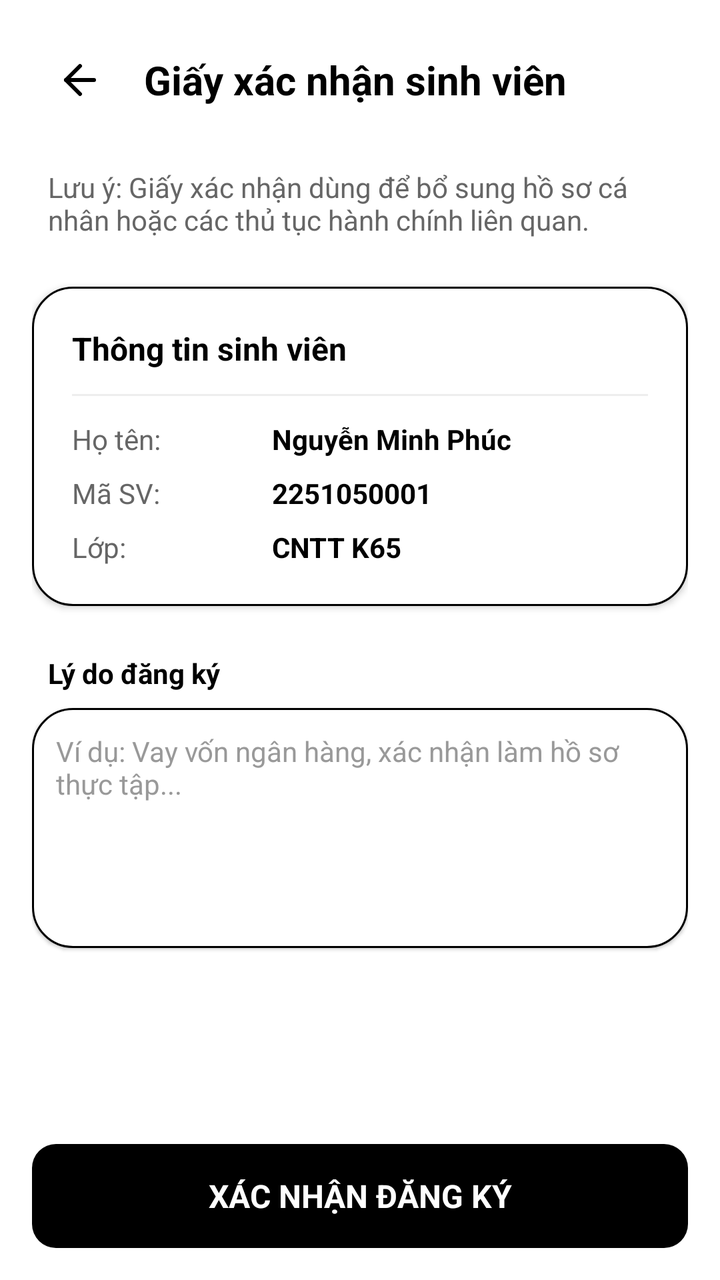
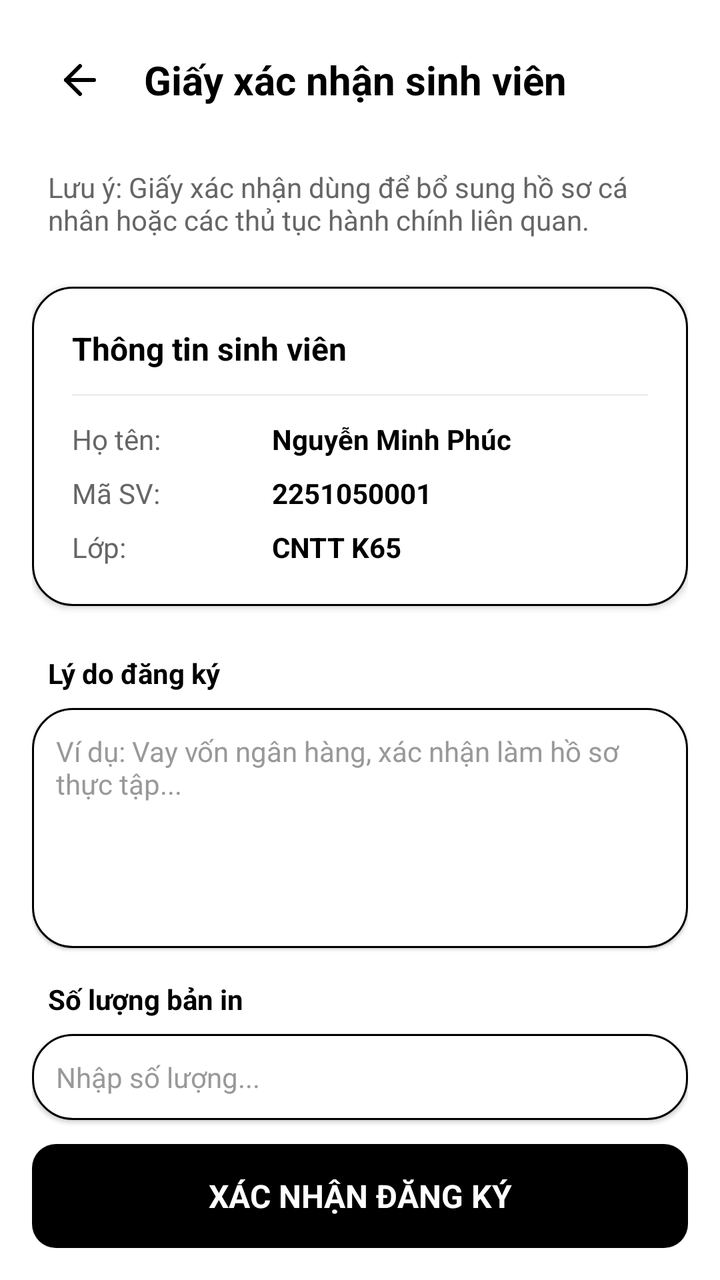

An Android layout rendered at two revisions. The XML below is the earlier revision; the diff shows what the commit changed to produce the second picture.
<!-- AndroidManifest.xml: application theme Theme.UTC2AppReborn -->
<!-- res/layout/activity_student_confirmation.xml -->
<?xml version="1.0" encoding="utf-8"?>
<LinearLayout xmlns:android="http://schemas.android.com/apk/res/android"
    xmlns:app="http://schemas.android.com/apk/res-auto"
    android:layout_width="match_parent"
    android:layout_height="match_parent"
    android:orientation="vertical"
    android:background="@color/white"
    android:padding="16dp">

    <RelativeLayout
        android:layout_width="match_parent"
        android:layout_height="wrap_content"
        android:gravity="center_vertical">

        <ImageButton
            android:id="@+id/btnBack"
            android:layout_width="48dp"
            android:layout_height="48dp"
            android:layout_alignParentStart="true"
            android:layout_centerVertical="true"
            android:background="?attr/selectableItemBackgroundBorderless"
            android:contentDescription="@string/back"
            android:src="@drawable/ic_arrow_left"
            app:tint="@color/black" />

        <TextView
            android:layout_width="wrap_content"
            android:layout_height="wrap_content"
            android:layout_centerVertical="true"
            android:layout_toEndOf="@id/btnBack"
            android:layout_marginStart="8dp"
            android:text="@string/student_confirmation_title"
            android:textColor="@color/black"
            android:textSize="20sp"
            android:textStyle="bold" />
    </RelativeLayout>

    <TextView
        android:layout_width="match_parent"
        android:layout_height="wrap_content"
        android:layout_marginTop="20dp"
        android:layout_marginHorizontal="8dp"
        android:text="@string/student_confirmation_tips"
        android:textColor="@color/gray_text"
        android:textSize="14sp" />

    <LinearLayout
        android:layout_width="match_parent"
        android:layout_height="wrap_content"
        android:layout_marginTop="24dp"
        android:background="@drawable/bg_rounded_white"
        android:padding="20dp"
        android:orientation="vertical"
        android:elevation="2dp">

        <TextView
            android:layout_width="wrap_content"
            android:layout_height="wrap_content"
            android:text="@string/profile_title"
            android:textStyle="bold"
            android:textColor="@color/black"
            android:textSize="16sp"/>

        <View
            android:layout_width="match_parent"
            android:layout_height="1dp"
            android:layout_marginVertical="12dp"
            android:background="@color/divider_gray"/>

        <LinearLayout
            android:layout_width="match_parent"
            android:layout_height="wrap_content"
            android:orientation="horizontal"
            android:layout_marginBottom="8dp">
            <TextView
                android:layout_width="100dp"
                android:layout_height="wrap_content"
                android:text="@string/name_title"
                android:textColor="@color/gray_text" />
            <TextView
                android:id="@+id/txtName"
                android:layout_width="wrap_content"
                android:layout_height="wrap_content"
                android:text="@string/default_name"
                android:textColor="@color/black"
                android:textStyle="bold" />
        </LinearLayout>

        <LinearLayout
            android:layout_width="match_parent"
            android:layout_height="wrap_content"
            android:orientation="horizontal"
            android:layout_marginBottom="8dp">
            <TextView
                android:layout_width="100dp"
                android:layout_height="wrap_content"
                android:text="@string/id_title"
                android:textColor="@color/gray_text" />
            <TextView
                android:id="@+id/txtMSSV"
                android:layout_width="wrap_content"
                android:layout_height="wrap_content"
                android:text="@string/default_mssv"
                android:textColor="@color/black"
                android:textStyle="bold" />
        </LinearLayout>

        <LinearLayout
            android:layout_width="match_parent"
            android:layout_height="wrap_content"
            android:orientation="horizontal">
            <TextView
                android:layout_width="100dp"
                android:layout_height="wrap_content"
                android:text="@string/class_title"
                android:textColor="@color/gray_text" />
            <TextView
                android:id="@+id/txtClass"
                android:layout_width="wrap_content"
                android:layout_height="wrap_content"
                android:text="@string/default_class"
                android:textColor="@color/black"
                android:textStyle="bold" />
        </LinearLayout>
    </LinearLayout>

    <TextView
        android:layout_width="wrap_content"
        android:layout_height="wrap_content"
        android:layout_marginTop="24dp"
        android:layout_marginStart="8dp"
        android:text="@string/student_confirmation_reasons"
        android:textColor="@color/black"
        android:textStyle="bold"
        android:textSize="14sp"/>

    <EditText
        android:id="@+id/edtReason"
        android:layout_width="match_parent"
        android:layout_height="120dp"
        android:layout_marginTop="8dp"
        android:background="@drawable/bg_rounded_white"
        android:gravity="top|start"
        android:hint="@string/student_confirmation_hint"
        android:autofillHints="none"
        android:padding="12dp"
        android:textSize="14sp"
        android:elevation="1dp"
        android:inputType="textMultiLine"
        android:scrollbars="vertical"
        android:textColor="@color/black"
        android:textColorHint="@color/text_hint"/>

    <View
        android:layout_width="match_parent"
        android:layout_height="0dp"
        android:layout_weight="1"/>

    <TextView
        android:id="@+id/btnConfirm"
        android:layout_width="match_parent"
        android:layout_height="52dp"
        android:background="@drawable/bg_button_black"
        android:gravity="center"
        android:text="@string/confirm_registration"
        android:textColor="@color/white"
        android:textStyle="bold"
        android:textSize="16sp" />

</LinearLayout>
<!-- resources referenced by this layout -->
<resources>
  <color name="black">#FF000000</color>
  <color name="divider_gray">#EEEEEE</color>
  <color name="gray_text">#666666</color>
  <color name="text_hint">#999999</color>
  <color name="white">#FFFFFFFF</color>
  <!-- drawable bg_button_black (drawable) -->
  <?xml version="1.0" encoding="utf-8"?>
  <shape xmlns:android="http://schemas.android.com/apk/res/android">
      <solid android:color="@color/black" /> <corners android:radius="12dp" /> </shape>
  <!-- drawable bg_rounded_white (drawable) -->
  <?xml version="1.0" encoding="utf-8"?>
  <shape xmlns:android="http://schemas.android.com/apk/res/android">
      <solid android:color="@color/white" />
  
      <corners android:radius="20dp" />
  
      <stroke
          android:width="1dp"
          android:color="@color/black" />
  </shape>
  <!-- drawable ic_arrow_left (drawable) -->
  <vector xmlns:android="http://schemas.android.com/apk/res/android"
      android:width="24dp"
      android:height="24dp"
      android:viewportWidth="24"
      android:viewportHeight="24">
  
      <path
          android:pathData="M12 19 L5 12 L12 5"
          android:strokeWidth="2"
          android:strokeColor="?attr/colorOnBackground"
          android:fillColor="@android:color/transparent"
          android:strokeLineCap="round"
          android:strokeLineJoin="round"/>
  
      <path
          android:pathData="M19 12 H5"
          android:strokeWidth="2"
          android:strokeColor="?attr/colorOnBackground"
          android:fillColor="@android:color/transparent"
          android:strokeLineCap="round"
          android:strokeLineJoin="round"/>
  
  </vector>
  <string name="back">Quay về</string>
  <string name="class_title">Lớp:</string>
  <string name="confirm_registration">XÁC NHẬN ĐĂNG KÝ</string>
  <string name="default_class">CNTT K65</string>
  <string name="default_mssv">2251050001</string>
  <string name="default_name">Nguyễn Minh Phúc</string>
  <string name="id_title">Mã SV:</string>
  <string name="name_title">Họ tên:</string>
  <string name="profile_title">Thông tin sinh viên</string>
  <string name="student_confirmation_hint">
          Ví dụ: Vay vốn ngân hàng, xác nhận làm hồ sơ thực tập...
      </string>
  <string name="student_confirmation_reasons">
          Lý do đăng ký
      </string>
  <string name="student_confirmation_tips">
          Lưu ý: Giấy xác nhận dùng để bổ sung hồ sơ cá nhân hoặc các thủ tục hành chính liên quan.
      </string>
  <string name="student_confirmation_title">
          Giấy xác nhận sinh viên
      </string>
  <style name="Theme.UTC2AppReborn" parent="Base.Theme.UTC2AppReborn" />
  <style name="Base.Theme.UTC2AppReborn" parent="Theme.Material3.DayNight.NoActionBar">
  
          
          
  
          
          <item name="colorPrimary">@color/primary</item>
  
          
          <item name="colorOnSurface">#000000</item>
  
          
          <item name="colorOnPrimary">#000000</item>
  
          
          <item name="colorOnBackground">#000000</item>
  
      </style>
  <color name="primary">#1565C0</color>
</resources>

<!-- the commit's change to res/layout/activity_student_confirmation.xml (unified diff, before → after) -->
@@ -151,6 +151,31 @@
         android:textColor="@color/black"
         android:textColorHint="@color/text_hint"/>
 
+    <TextView
+        android:layout_width="wrap_content"
+        android:layout_height="wrap_content"
+        android:layout_marginTop="16dp"
+        android:layout_marginStart="8dp"
+        android:text="@string/transcript_quantity"
+        android:textColor="@color/black"
+        android:textStyle="bold"
+        android:textSize="14sp"/>
+
+    <EditText
+        android:id="@+id/edtQuantity"
+        android:layout_width="match_parent"
+        android:layout_height="wrap_content"
+        android:layout_marginTop="8dp"
+        android:background="@drawable/bg_rounded_white"
+        android:hint="@string/transcript_quantity_hint"
+        android:autofillHints="none"
+        android:padding="12dp"
+        android:textSize="14sp"
+        android:elevation="1dp"
+        android:inputType="number"
+        android:textColor="@color/black"
+        android:textColorHint="@color/text_hint"/>
+
     <View
         android:layout_width="match_parent"
         android:layout_height="0dp"
<!-- resource entries referenced after the edit -->
@@ -65,6 +65,10 @@
   <string name="student_confirmation_title">
           Giấy xác nhận sinh viên
       </string>
+  <string name="transcript_quantity">Số lượng bản in</string>
+  <string name="transcript_quantity_hint">
+          Nhập số lượng...
+      </string>
   <style name="Theme.UTC2AppReborn" parent="Base.Theme.UTC2AppReborn" />
   <style name="Base.Theme.UTC2AppReborn" parent="Theme.Material3.DayNight.NoActionBar">
   
